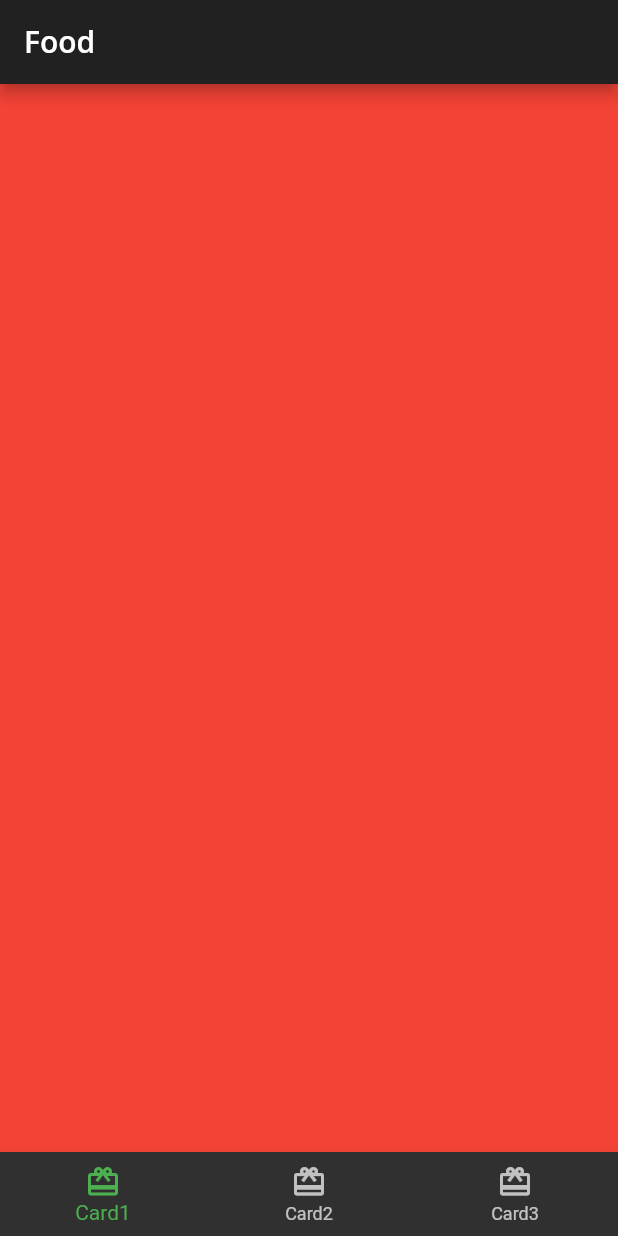
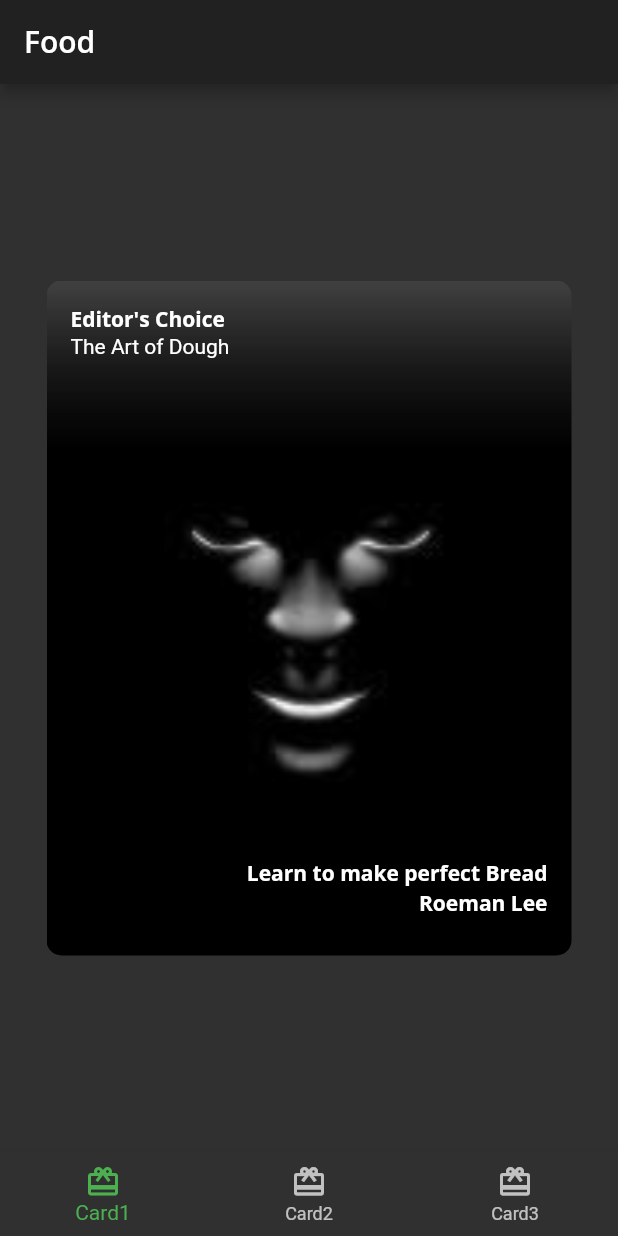
Before and after one commit to Roeman1505/food, a Flutter app: the screen it shows after launch, on a phone screen of 412 x 824 dp. Run offline on Flutter 3.47's test engine with Material 2 defaults, Android fonts, the phone set to English and light mode, and no system bars; our stand-ins replace google_fonts.

Commit message:
The Author Card part of Avater Picture

```diff
--- /dev/null
+++ b/lib/card1.dart
@@ -0,0 +1,64 @@
+import 'package:flutter/material.dart';
+import 'food_theme.dart';
+
+class Card1 extends StatelessWidget {
+  const Card1({Key? key}) : super(key: key);
+
+  final String category = 'Editor\'s Choice';
+  final String title = 'The Art of Dough';
+  final String description = 'Learn to make perfect Bread';
+  final String chef = 'Roeman Lee';
+
+  @override
+  Widget build(BuildContext context) {
+    return Center(
+        // ignore: todo
+        //TODO:Card1 Decorate Container
+        child:Container(
+            // ignore: todo
+            //TODO:Add stack of text
+          child: Stack(
+            children: [
+              Text(category, style:FoodTheme.darkTextTheme.bodyText1),
+               Positioned(
+               child:Text(title, style: FoodTheme.darkTextTheme.headline5
+               ),
+                  top: 20,
+
+
+               ),
+
+                Positioned(
+                  child:Text(description, style: FoodTheme.darkTextTheme.bodyText1),
+                  bottom:30,
+                  right:0,
+                  ),
+                  Positioned(
+                    child: Text(chef, style: FoodTheme.darkTextTheme.bodyText1),
+                    bottom:10,
+                    right:0,
+                     )
+
+
+
+
+            ],
+          ),
+            padding: const EdgeInsets.all(16),
+            constraints: const BoxConstraints.expand(
+              width: 350,
+              height: 450,
+            ),
+            decoration: const BoxDecoration(
+                image: DecorationImage(
+                  image: AssetImage('assets/images/cat2.jpg'),
+                  fit: BoxFit.cover,
+                ),
+                borderRadius: BorderRadius.all(
+                  Radius.circular(10.0),
+                )
+                )
+                )
+                );
+  }
+}
--- a/lib/home.dart
+++ b/lib/home.dart
@@ -1,4 +1,6 @@
 import 'package:flutter/material.dart';
+import 'card1.dart';
+import 'card2.dart';
 
 class Home extends StatefulWidget {
   const Home({Key? key}) : super(key: key);
@@ -15,17 +17,17 @@ class _HomeState extends State<Home> {
   static List<Widget> pages = <Widget>[
     // ignore: todo
     //TODO:Replace with Card1
-    Container(color: Colors.red),
+   const Card1(),
     // ignore: todo
     //TODO:Replace with Card2
-    Container(color: Colors.green),
+    const Card2(),
     // ignore: todo
     //TODO:Replace with Card3
     Container(color: Colors.blue),
   ];
   void _onItemTapped(int index) {
     setState(() {
-       _selectedIndex = index;
+      _selectedIndex = index;
     });
   }
 
@@ -48,8 +50,8 @@ class _HomeState extends State<Home> {
 
           // ignore: todo
           //TODO:Set selected tab Bar\
-          currentIndex:_selectedIndex,
-          onTap:_onItemTapped,
+          currentIndex: _selectedIndex,
+          onTap: _onItemTapped,
           items: const <BottomNavigationBarItem>[
             BottomNavigationBarItem(
                 icon: Icon(Icons.card_giftcard), label: 'Card1'),
--- a/pubspec.yaml
+++ b/pubspec.yaml
@@ -59,7 +59,9 @@ flutter:
   uses-material-design: true
 
   # To add assets to your application, add an assets section, like this:
-  # assets:
+  assets:
+      - assets/images/cat2.jpg
+      - assets/images/cat1.jpg
   #   - images/a_dot_burr.jpeg
   #   - images/a_dot_ham.jpeg
 
```
Also changed, not shown: lib/author_card.dart (added, +57 -0 lines), lib/card2.dart (added, +32 -0 lines), lib/circle_image.dart (added, +23 -0 lines), assets/images/cat1.jpg (added), assets/images/cat2.jpg (added).
